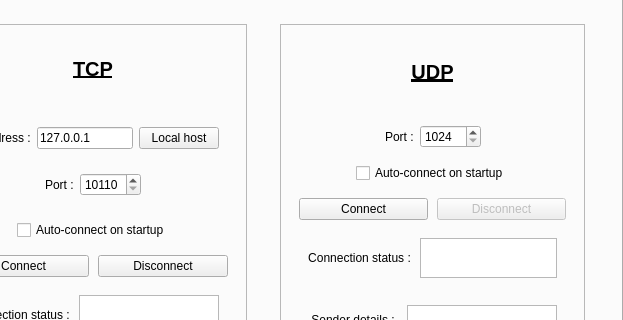
This is src/menu_bar/connections/menubar_connections.ui in Kupofty/OpenSeaNav as Qt 5 draws it before an edit; both pictures show x 437 to 1060 and y 183 to 503 of the 1060 by 728 pixel window. The edited form follows.
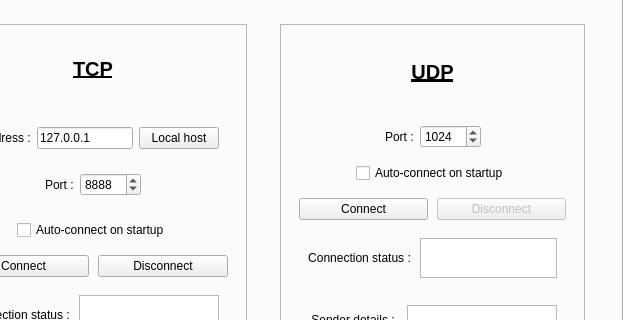
This is the edited form. Icons and pictures are not drawn.

Commit message: Update TCP & UDP port range

The edit to the form file:
```diff
--- a/src/menu_bar/connections/menubar_connections.ui
+++ b/src/menu_bar/connections/menubar_connections.ui
@@ -560,7 +560,7 @@
             <item>
              <widget class="QSpinBox" name="spinBox_port_input_udp">
               <property name="minimum">
-               <number>1024</number>
+               <number>0</number>
               </property>
               <property name="maximum">
                <number>65535</number>
@@ -968,11 +968,14 @@
               <item>
                <widget class="QSpinBox" name="spinBox_tcp_input_port">
                 <property name="minimum">
-                 <number>10110</number>
+                 <number>0</number>
                 </property>
                 <property name="maximum">
                  <number>65535</number>
                 </property>
+                <property name="value">
+                 <number>8888</number>
+                </property>
                </widget>
               </item>
               <item>
```
